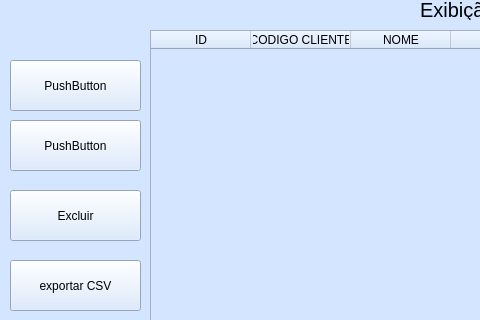
Old version of the form Segunda_janela.ui in the repository byfel/goceryList; both pictures show x 0 to 480 and y 0 to 320 of the 1100 by 491 pixel window.
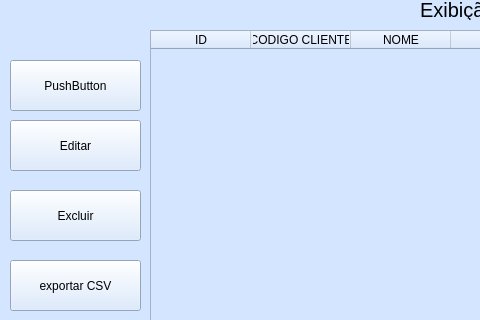
New version of the form.

Commit message: Versão 3 Editar direto no banco

What changed in the file:
```diff
--- a/Segunda_janela.ui
+++ b/Segunda_janela.ui
@@ -112,7 +112,7 @@
      </rect>
     </property>
     <property name="text">
-     <string>PushButton</string>
+     <string>Editar</string>
     </property>
    </widget>
    <widget class="QPushButton" name="pushButton_3">
```
The commit also changes 12 other files.
